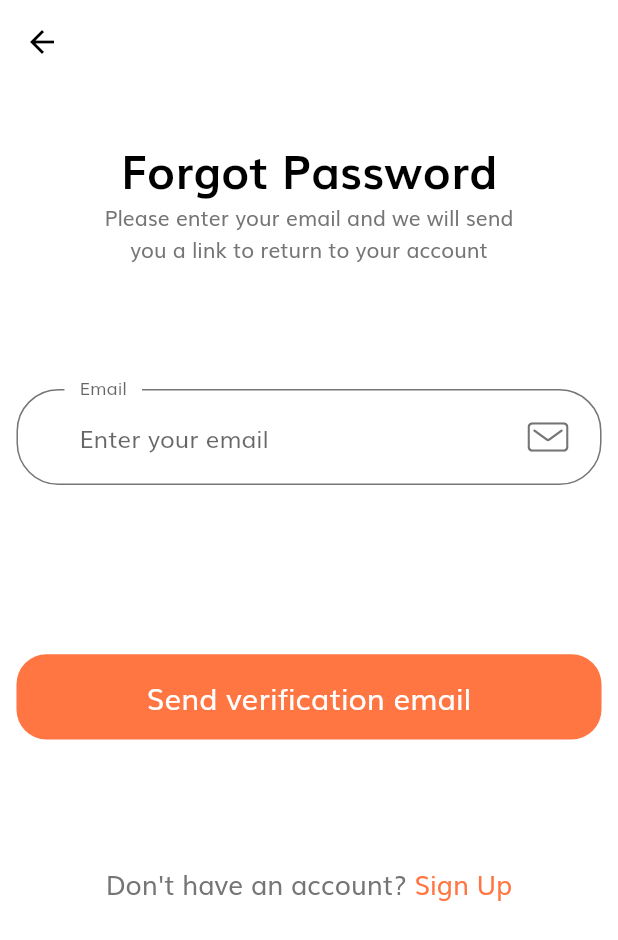
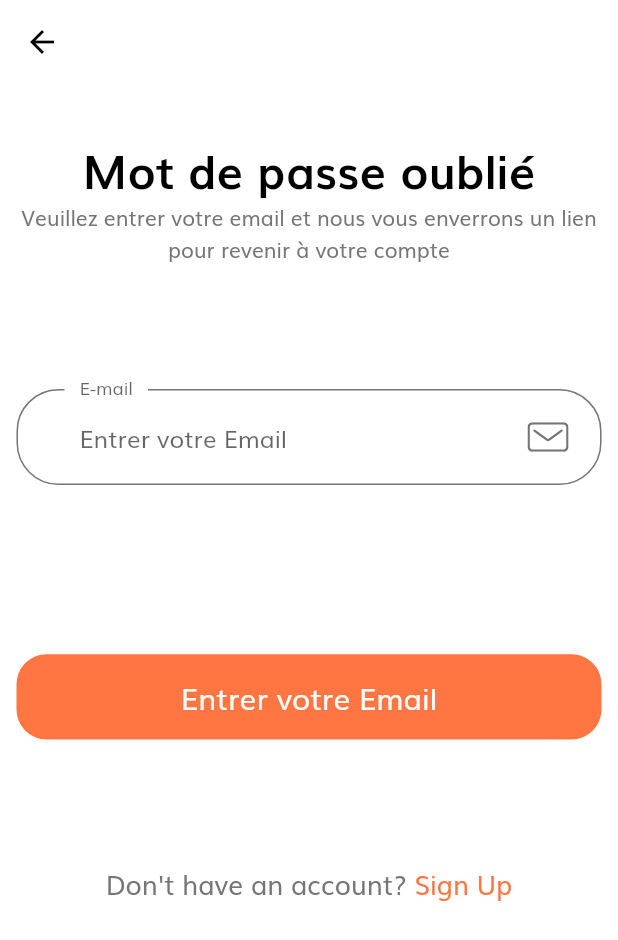
Before and after one commit to noucharles/mobile-shop-games, a Flutter app: the screen it shows after launch, after a tap on "Mot de passe oublié", on a phone screen of 412 x 824 dp. Shown: the top 940 px of the screen. Run offline on Flutter 3.47's test engine with Material 2 defaults, Android fonts, the phone set to English and light mode, and no system bars; our stand-ins replace cloud_firestore, firebase_auth, firebase_core, firebase_storage, flutter_rating_bar, flutter_svg and 5 more; missing offline and left inert: enum_to_string, future_progress_dialog, pinch_zoom_image_updated, swipedetector; accounts and stored records are empty.

Commit message:
traduction fr forgot_password

```diff
--- a/lib/screens/forgot_password/components/body.dart
+++ b/lib/screens/forgot_password/components/body.dart
@@ -18,11 +18,11 @@ class Body extends StatelessWidget {
               children: [
                 SizedBox(height: SizeConfig.screenHeight * 0.04),
                 Text(
-                  "Forgot Password",
+                  "Mot de passe oublié",
                   style: headingStyle,
                 ),
                 Text(
-                  "Please enter your email and we will send \nyou a link to return to your account",
+                  "Veuillez entrer votre email et nous vous enverrons un lien pour revenir à votre compte",
                   textAlign: TextAlign.center,
                 ),
                 SizedBox(height: SizeConfig.screenHeight * 0.1),
--- a/lib/screens/forgot_password/components/forgot_password_form.dart
+++ b/lib/screens/forgot_password/components/forgot_password_form.dart
@@ -36,7 +36,7 @@ class _ForgotPasswordFormState extends State<ForgotPasswordForm> {
           SizedBox(height: getProportionateScreenHeight(30)),
           SizedBox(height: SizeConfig.screenHeight * 0.1),
           DefaultButton(
-            text: "Send verification email",
+            text: "Entrer votre Email",
             press: sendVerificationEmailButtonCallback,
           ),
           SizedBox(height: SizeConfig.screenHeight * 0.1),
@@ -52,8 +52,8 @@ class _ForgotPasswordFormState extends State<ForgotPasswordForm> {
       controller: emailFieldController,
       keyboardType: TextInputType.emailAddress,
       decoration: InputDecoration(
-        hintText: "Enter your email",
-        labelText: "Email",
+        hintText: "Entrer votre Email",
+        labelText: "E-mail",
         floatingLabelBehavior: FloatingLabelBehavior.always,
         suffixIcon: CustomSuffixIcon(
           svgIcon: "assets/icons/Mail.svg",
@@ -86,16 +86,16 @@ class _ForgotPasswordFormState extends State<ForgotPasswordForm> {
           builder: (context) {
             return FutureProgressDialog(
               resultFuture,
-              message: Text("Sending verification email"),
+              message: Text("Envoi d'un e-mail de vérification"),
             );
           },
         );
         if (resultStatus == true) {
-          snackbarMessage = "Password Reset Link sent to your email";
+          snackbarMessage = "Lien de réinitialisation du mot de passe envoyé à votre adresse e-mail";
         } else {
           throw FirebaseCredentialActionAuthUnknownReasonFailureException(
               message:
-                  "Sorry, could not process your request now, try again later");
+                  "Désolé, impossible de traiter votre demande maintenant, réessayez plus tard");
         }
       } on MessagedFirebaseAuthException catch (e) {
         snackbarMessage = e.message;
```
